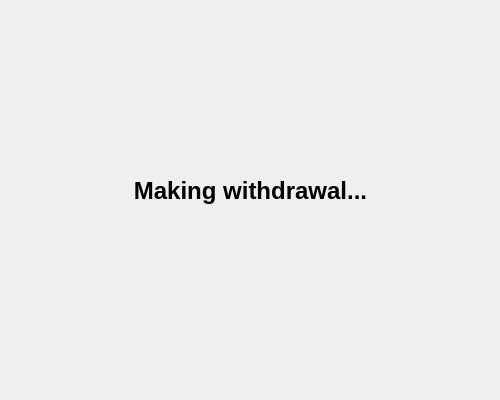
The window that bank-automat/statuswithdrawal.ui (JansQ-75/Riihimaatti) describes before a commit, drawn with Qt 5.
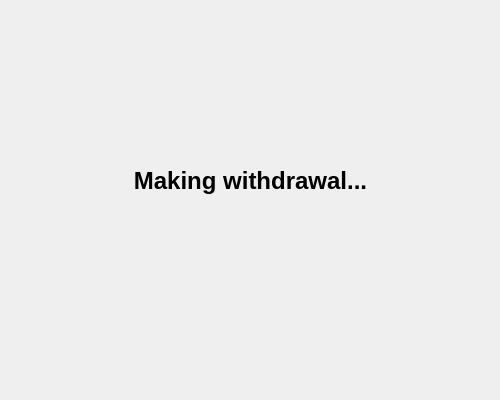
The same window after the commit.

Diff of the .ui file:
```diff
--- a/bank-automat/statuswithdrawal.ui
+++ b/bank-automat/statuswithdrawal.ui
@@ -16,10 +16,10 @@
   <widget class="QLabel" name="label_status">
    <property name="geometry">
     <rect>
-     <x>30</x>
-     <y>70</y>
-     <width>441</width>
-     <height>241</height>
+     <x>50</x>
+     <y>80</y>
+     <width>401</width>
+     <height>201</height>
     </rect>
    </property>
    <property name="font">
```
